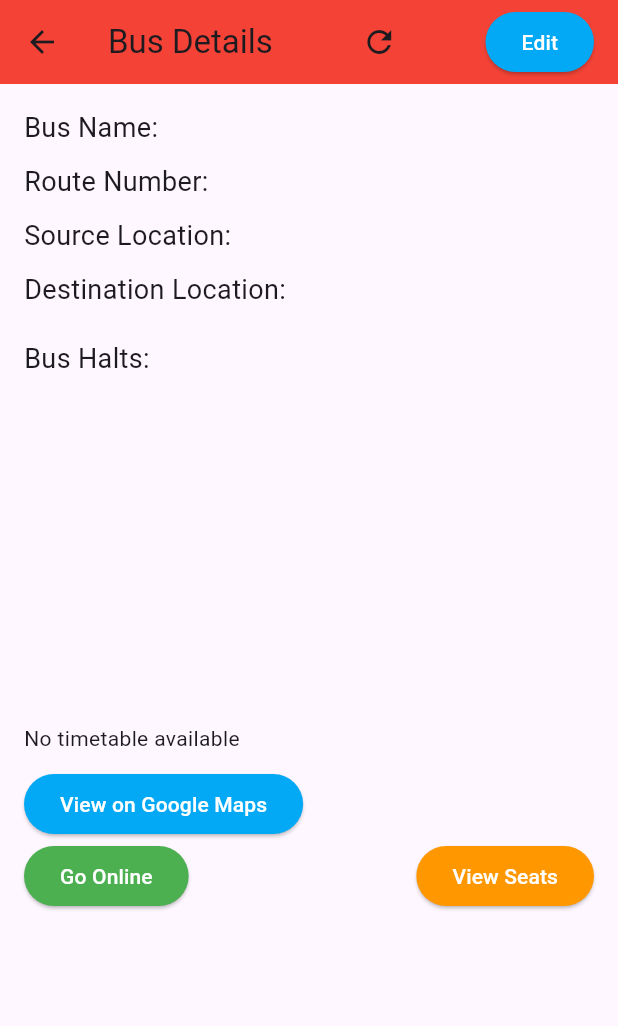
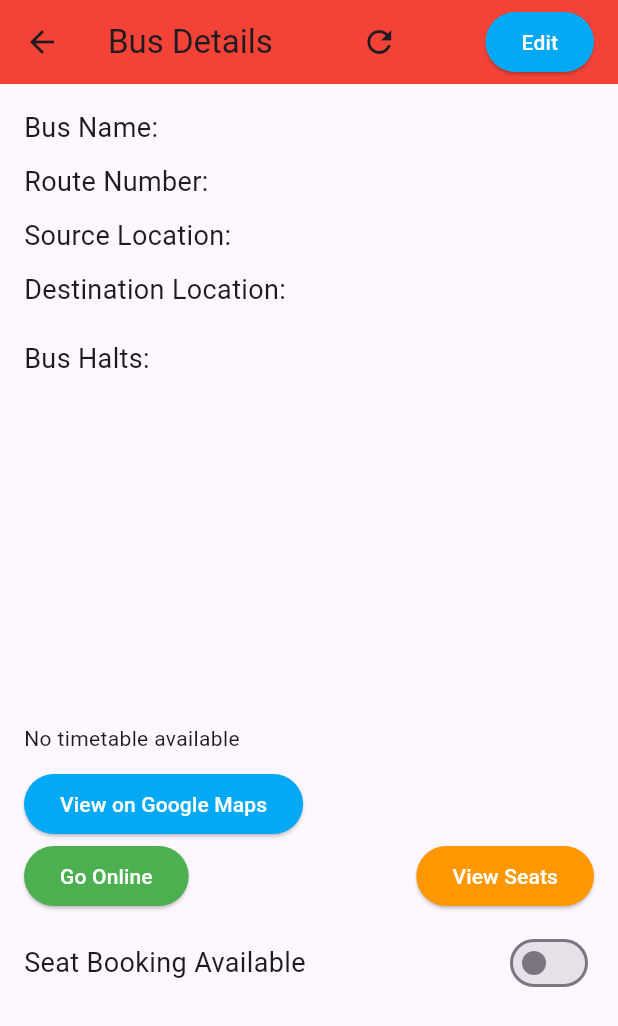
Before and after one commit to DahamAdikari/Bus-Tracking-App-, a Flutter app: the BusDetailsPage screen opened directly with empty values, on a phone screen of 412 x 824 dp. Shown: the top 1026 px of the screen. Run offline on Flutter 3.47's test engine with Material 3 defaults, Android fonts, the phone set to English and light mode, and no system bars; our stand-ins replace cloud_firestore, firebase_auth, firebase_core, flutter_otp_text_field, get, google_maps_flutter and 3 more; missing offline and left inert: flutter_polyline_points; accounts and stored records are empty.

Commit message:
Add a toggle button for driver to set booking available or not

```diff
--- a/lib/pages/Driver/busdetails_driver.dart
+++ b/lib/pages/Driver/busdetails_driver.dart
@@ -30,6 +30,7 @@ class _BusDetailsPageState extends State<BusDetailsPage> {
   List<Map<String, String>> _timetable = []; // Timetable array for return trip
   Map<String, dynamic>? seatData; // To store seat data
   bool _isLoadingSeats = false; // To track seat data loading
+  bool isBookingAvailable = false;
 
   @override
   void initState() {
@@ -51,6 +52,7 @@ class _BusDetailsPageState extends State<BusDetailsPage> {
         busData = data;
         isOnline = busData!['isOnline'] ?? false;
         hasReturnTrip = busData!['hasReturnTrip'] ?? false;
+        isBookingAvailable = busData!['bookingAvailable'] ?? false;
         destinationLocation = busData!['destinationLocation'] ?? '';
         sourceLocation = busData!['sourceLocation'] ?? '';
         // Fetch timetable for return trip (replace timetableorg with timetable)
@@ -167,6 +169,22 @@ class _BusDetailsPageState extends State<BusDetailsPage> {
   void _stopReturnTripLocationUpdates() {
     _returnTripLocationSubscription?.cancel();
   }
+
+  Future<void> _updateBookingAvailability(bool status) async {
+  try {
+    await FirebaseFirestore.instance
+        .collection('driver')
+        .doc(widget.userID)
+        .collection('buses')
+        .doc(widget.busId)
+        .update({
+      'bookingAvailable': status, // Update booking availability field in Firestore
+    });
+    print("Booking availability updated to $status");
+  } catch (e) {
+    print("Error updating booking availability: $e");
+  }
+}
 
   Future<void> _updateReturnTripBusLocation(
       double latitude, double longitude) async {
@@ -570,6 +588,28 @@ class _BusDetailsPageState extends State<BusDetailsPage> {
                         ],
                       ),
 
+                    // Booking Available toggle button
+                    Row(
+                      mainAxisAlignment: MainAxisAlignment.spaceBetween,
+                      children: [
+                        Text(
+                          'Seat Booking Available',
+                          style: TextStyle(fontSize: 18),
+                        ),
+                        Switch(
+                          value: isBookingAvailable,
+                          onChanged: (value) async {
+                            setState(() {
+                              isBookingAvailable = value;
+                            });
+
+                            // Update the booking availability status in Firestore
+                            await _updateBookingAvailability(isBookingAvailable);
+                          },
+                        ),
+                      ],
+                    ),
+
                     // Display the seat layout if showSeatLayout is true
                     if (showSeatLayout)
                       _isLoadingSeats
```
